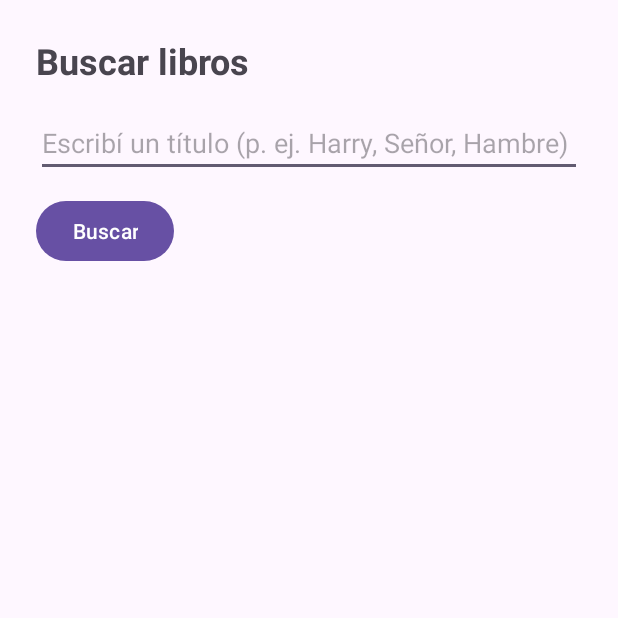
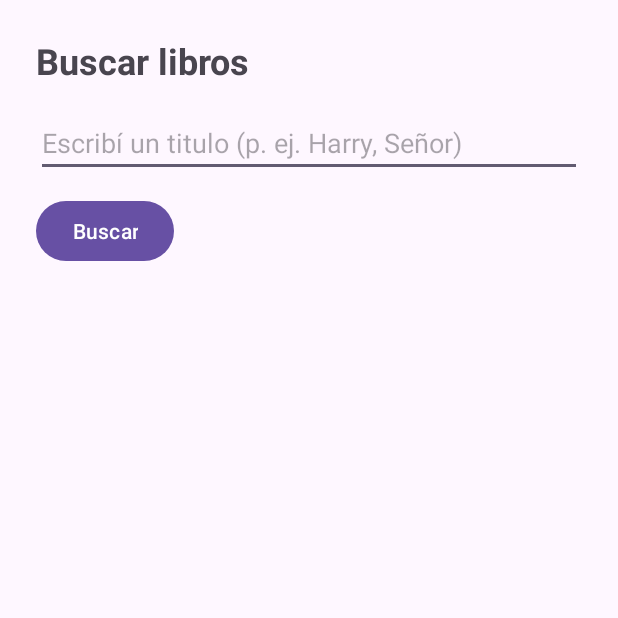
Before and after one commit to Estebaan93/tp2DispositivosMoviles, an Android app: the screen it shows after launch (MainActivity), on a phone screen of 412 x 824 dp, the top half of it. Run offline under Robolectric (Android 15) with nearby library versions, the phone set to English and light mode, and no system bars.

Commit message:
Arreglado el model e import

```diff
--- a/app/src/main/java/data/Model/Libro.java
+++ b/app/src/main/java/data/model/Libro.java
@@ -1,4 +1,4 @@
-package data.Model;
+package data.model;
 
 import java.io.Serializable;
 
@@ -10,10 +10,11 @@ public class Libro implements Serializable {
   private String genero;
   private String categoria;
   private String descripcion;
+  private int portada;
 
 
   //Constructor con parametros
-  public Libro (String titulo, String autor, String anio, int paginas, String genero, String categoria, String descripcion){
+  public Libro (String titulo, String autor, String anio, int paginas, String genero, String categoria, String descripcion, int portada){
     this.titulo= titulo;
     this.autor= autor;
     this.anio= anio;
@@ -21,6 +22,7 @@ public class Libro implements Serializable {
     this.genero= genero;
     this.categoria= categoria;
     this.descripcion= descripcion;
+    this.portada= portada;
   }
 
   //Constructor vacio
@@ -82,4 +84,9 @@ public class Libro implements Serializable {
   public void setDescripcion(String descripcion) {
     this.descripcion = descripcion;
   }
+
+  public int getPortada() {return portada;}
+
+  public void setPortada(int portada) {this.portada= portada;}
+
 }
--- a/app/src/main/java/data/repository/LibroRepository.java
+++ b/app/src/main/java/data/repository/LibroRepository.java
@@ -2,8 +2,9 @@ package data.repository;
 
 import java.util.ArrayList;
 import java.util.List;
+import com.example.ui.View.R;
 
-import data.Model.Libro;
+import data.model.Libro;
 
 public class LibroRepository {
   private List<Libro> libros= new ArrayList<>();
@@ -17,7 +18,8 @@ public class LibroRepository {
             223,
             "Fantasia",
             "Juvenil",
-            "Harry descubre que es un mago y asiste al colegio Hogwarts, donde vivira increibles aventuras."
+            "Harry descubre que es un mago y asiste al colegio Hogwarts, donde vivira increibles aventuras.",
+            R.drawable.harry_potter
     ));
 
     libros.add(new Libro(
@@ -27,7 +29,8 @@ public class LibroRepository {
             423,
             "Fantasaa epica",
             "Aventura",
-            "Frodo Bolsón debe destruir el Anillo Unico y emprende un viaje lleno de peligros acompañado por la comunidad del anillo."
+            "Frodo Bolsón debe destruir el Anillo Unico y emprende un viaje lleno de peligros acompañado por la comunidad del anillo.",
+            R.drawable.ic_launcher_background
     ));
     libros.add(new Libro(
             "Percy Jackson y el ladron del rayo",
@@ -36,7 +39,8 @@ public class LibroRepository {
             377,
             "Fantasia",
             "Mitologia",
-            "Percy descubre que es hijo de un dios griego y debe emprender una mision para recuperar el rayo de Zeus."
+            "Percy descubre que es hijo de un dios griego y debe emprender una mision para recuperar el rayo de Zeus.",
+            R.drawable.percy_jackson
     ));
     libros.add(new Libro(
             "Cazadores de Sombras: Ciudad de Hueso",
@@ -45,7 +49,8 @@ public class LibroRepository {
             512,
             "Fantasia urbana",
             "Juvenil",
-            "Clary Fray se adentra en un mundo oculto de demonios y cazadores de sombras tras presenciar un asesinato sobrenatural."
+            "Clary Fray se adentra en un mundo oculto de demonios y cazadores de sombras tras presenciar un asesinato sobrenatural.",
+            R.drawable.cazadore_de_sombras
     ));
   }
 
--- a/app/src/main/java/ui/detalle/DetalleActivity.java
+++ b/app/src/main/java/ui/detalle/DetalleActivity.java
@@ -6,9 +6,10 @@ import androidx.activity.EdgeToEdge;
 import androidx.appcompat.app.AppCompatActivity;
 
 
+import com.example.ui.View.R;
 import com.example.ui.View.databinding.ActivityDetalleBinding;
 
-import data.Model.Libro;
+import data.model.Libro;
 
 public class DetalleActivity extends AppCompatActivity {
   private ActivityDetalleBinding binding;
@@ -22,6 +23,8 @@ public class DetalleActivity extends AppCompatActivity {
 
     Libro libro= (Libro) getIntent().getSerializableExtra("libro");
     if(libro !=null){
+      int portada= libro.getPortada() !=0 ? libro.getPortada() : R.drawable.generico;
+      binding.ivPortada.setImageResource(portada);
       binding.tvTitulo.setText(libro.getTitulo());
       binding.tvAutor.setText((libro.getAutor()));
       binding.tvAnio.setText(libro.getAnio());
--- a/app/src/main/java/ui/main/MainActivity.java
+++ b/app/src/main/java/ui/main/MainActivity.java
@@ -32,7 +32,8 @@ public class MainActivity extends AppCompatActivity {
 
     });
 
-    viewModel.getMutableMensaje().observe(this, mensaje -> Toast.makeText(MainActivity.this, mensaje, Toast.LENGTH_SHORT).show());
+    //Toast
+    viewModel.getMutableMensaje().observe(this, mensaje -> Toast.makeText(MainActivity.this, mensaje, Toast.LENGTH_LONG).show());
 
     binding.btnBuscarLibro.setOnClickListener(buscar->
             viewModel.buscar(binding.etBuscarLibro.getText().toString()));
--- a/app/src/main/java/ui/main/MainActivityViewModel.java
+++ b/app/src/main/java/ui/main/MainActivityViewModel.java
@@ -8,37 +8,42 @@ import androidx.lifecycle.LiveData;
 import androidx.lifecycle.MutableLiveData;
 
 
-
-import data.Model.Libro;
+import data.model.Libro;
 import data.repository.LibroRepository;
 
 public class MainActivityViewModel extends AndroidViewModel {
-  private MutableLiveData<String> mutableMensaje= new MutableLiveData<>();
-  private MutableLiveData<Libro> mutableLibro= new MutableLiveData<>();
-  private LibroRepository repo= new LibroRepository();
+  private MutableLiveData<String> mutableMensaje;//= new MutableLiveData<>();
+  private MutableLiveData<Libro> mutableLibro;//= new MutableLiveData<>();
+  private LibroRepository repo;//= new LibroRepository();
   public MainActivityViewModel(@NonNull Application application) {
     super(application);
     repo= new LibroRepository();
   }
 
   public LiveData<String> getMutableMensaje() {
+    if(mutableMensaje==null){
+      mutableMensaje= new MutableLiveData<>();
+    }
     return mutableMensaje;
   }
 
   public LiveData<Libro> getMutableLibro() {
+    if(mutableLibro==null){
+      mutableLibro= new MutableLiveData<>();
+    }
     return mutableLibro;
   }
 
   public void buscar(String titulo){
     if(titulo==null || titulo.trim().isEmpty()){
-      mutableMensaje.setValue("Ingresa el titulo para buscar");
+      ((MutableLiveData<String>) getMutableMensaje()).setValue("Ingresa el titulo para buscar");
       return;
     }
     Libro l= repo.buscarPorTitulo(titulo);
     if(l !=null){
-      mutableLibro.setValue(l);
+      ((MutableLiveData<Libro>) getMutableLibro()).setValue(l);
     }else {
-      mutableMensaje.setValue("No se encontro el libro");
+      ((MutableLiveData<String>) getMutableMensaje()).setValue("No se encontro el libro");
     }
   }
 
--- a/app/src/main/res/layout/activity_main.xml
+++ b/app/src/main/res/layout/activity_main.xml
@@ -11,7 +11,7 @@
 
   <EditText
       android:id="@+id/etBuscarLibro"
-      android:hint="Escribí un título (p. ej. Harry, Señor, Hambre)"
+      android:hint="Escribí un titulo (p. ej. Harry, Señor)"
       android:layout_width="match_parent" android:layout_height="wrap_content"
       android:layout_marginTop="16dp"/>
 
```
Also changed, not shown: app/src/main/res/layout/activity_detalle.xml (+43 -20 lines), app/src/main/res/drawable/cazadore_de_sombras.png (added), app/src/main/res/drawable/el_senor_de_los_anillos.jpg (added), app/src/main/res/drawable/generico.jpg (added), app/src/main/res/drawable/harry_potter.png (added), app/src/main/res/drawable/percy_jackson.jpg (added).
